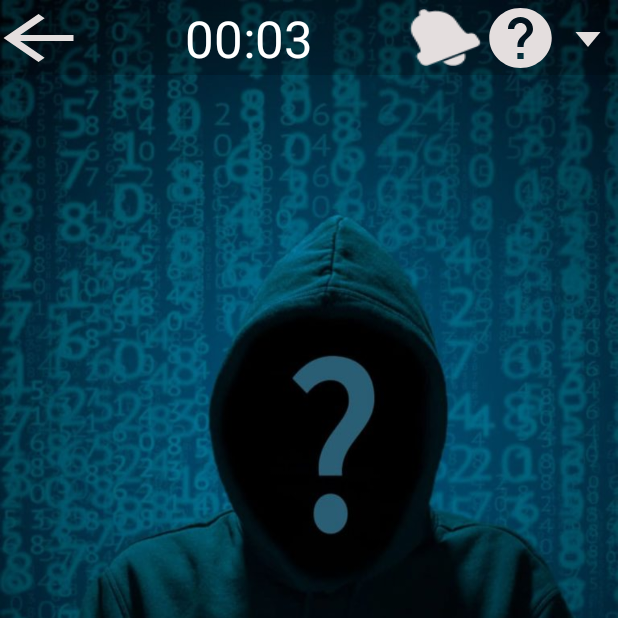
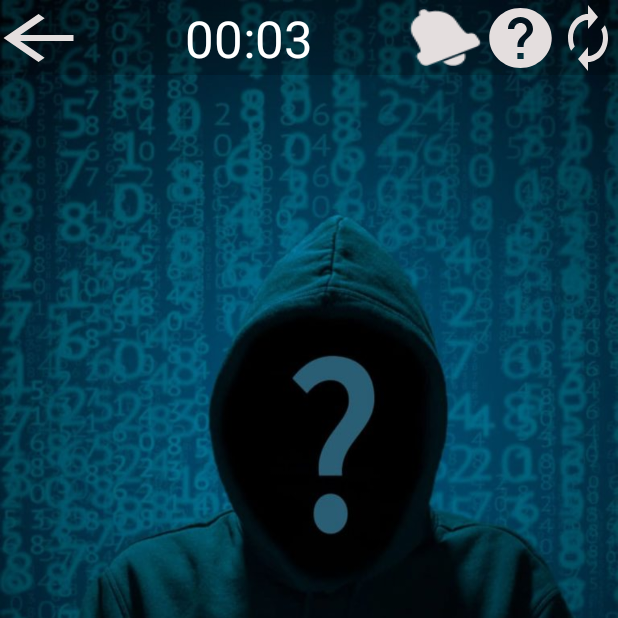
Before and after one commit to MohamedBenAhmed55/MentalGym, an Android app: the CryptogrammeGame screen opened directly, with no data from a screen before it, on a phone screen of 412 x 824 dp, the top half of it. Run offline under Robolectric (Android 15) with nearby library versions, the phone set to English and light mode, and no system bars; Roboto replaces fonts that are not available here; 6 statements that could not run were skipped.

Commit message:
fazat w bara

```diff
--- a/app/src/main/java/com/example/mentalgym/CryptogrammeGame.java
+++ b/app/src/main/java/com/example/mentalgym/CryptogrammeGame.java
@@ -269,4 +269,7 @@ public class CryptogrammeGame extends AppCompatActivity {
         hintView.setText(hintPhrase);
     }
 
+    public void refresh(View view) {
+        recreate();
+    }
 }
--- a/app/src/main/res/layout/activity_cryptogramme_game.xml
+++ b/app/src/main/res/layout/activity_cryptogramme_game.xml
@@ -19,8 +19,8 @@
                 android:id="@+id/drop"
                 android:layout_width="40dp"
                 android:layout_height="wrap_content"
-                android:background="@drawable/ic_baseline_arrow_drop_down_24"
-                android:onClick="HelpLetter"
+                android:background="@drawable/ic_baseline_reload"
+                android:onClick="refresh"
                 app:layout_constraintBottom_toBottomOf="parent"
                 app:layout_constraintEnd_toEndOf="parent"
                 app:layout_constraintTop_toTopOf="parent"
```
